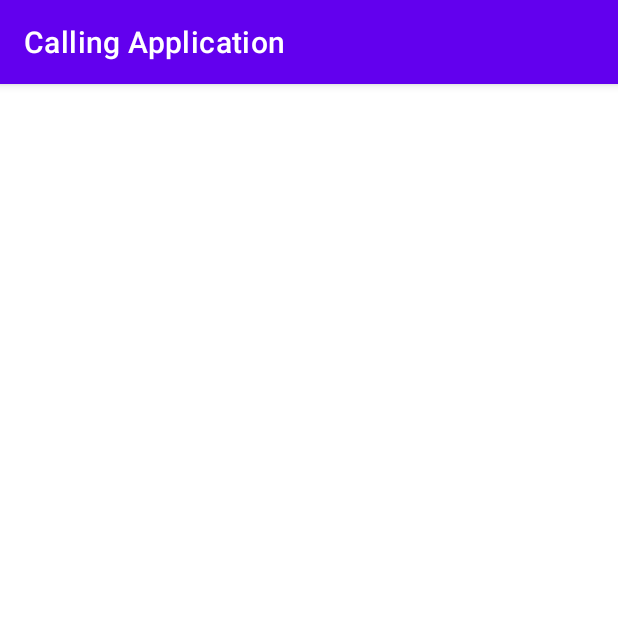
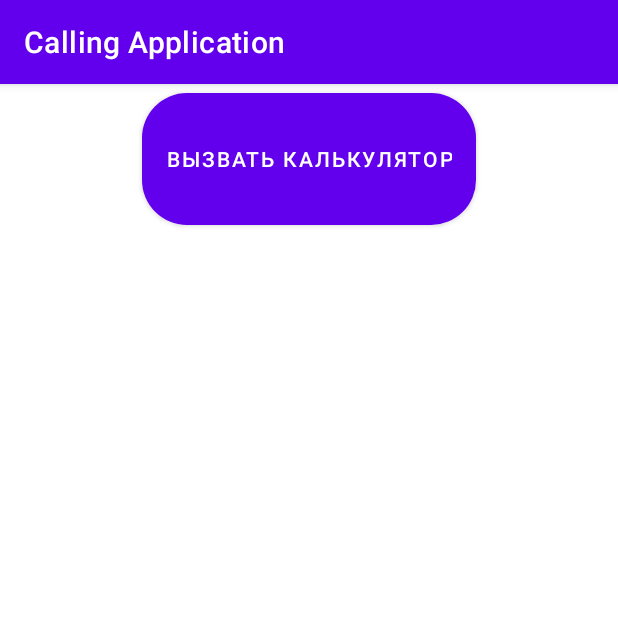
Before and after one commit to lekoal/Android_Calling_Application, an Android app: the screen it shows after launch (MainActivity), on a phone screen of 412 x 824 dp, the top half of it. Run offline under Robolectric (Android 15) with nearby library versions, the phone set to English and light mode, and no system bars.

```diff
--- a/app/src/main/res/layout/activity_main.xml
+++ b/app/src/main/res/layout/activity_main.xml
@@ -1,11 +1,19 @@
 <?xml version="1.0" encoding="utf-8"?>
-<androidx.constraintlayout.widget.ConstraintLayout xmlns:android="http://schemas.android.com/apk/res/android"
-    xmlns:app="http://schemas.android.com/apk/res-auto"
+<LinearLayout xmlns:android="http://schemas.android.com/apk/res/android"
     xmlns:tools="http://schemas.android.com/tools"
     android:layout_width="match_parent"
     android:layout_height="match_parent"
+    android:orientation="vertical"
+    xmlns:app="http://schemas.android.com/apk/res-auto"
     tools:context=".MainActivity">
 
+    <com.google.android.material.button.MaterialButton
+        android:id="@+id/button_call_calc"
+        android:layout_width="wrap_content"
+        android:layout_height="@dimen/btn_height"
+        app:cornerRadius="@dimen/btn_radius"
+        android:layout_gravity="center"
+        android:text="@string/btn_txt" />
 
 
-</androidx.constraintlayout.widget.ConstraintLayout>
+</LinearLayout>
--- /dev/null
+++ b/app/src/main/res/values/dimens.xml
@@ -0,0 +1,5 @@
+<?xml version="1.0" encoding="utf-8"?>
+<resources>
+    <dimen name="btn_height">100dp</dimen>
+    <dimen name="btn_radius">30dp</dimen>
+</resources>
--- a/app/src/main/res/values/strings.xml
+++ b/app/src/main/res/values/strings.xml
@@ -1,3 +1,4 @@
 <resources>
     <string name="app_name">Calling Application</string>
+    <string name="btn_txt">вызвать калькулятор</string>
 </resources>
```
Also changed, not shown: app/src/main/java/com/example/callingapplication/MainActivity.java (+13 -0 lines).
